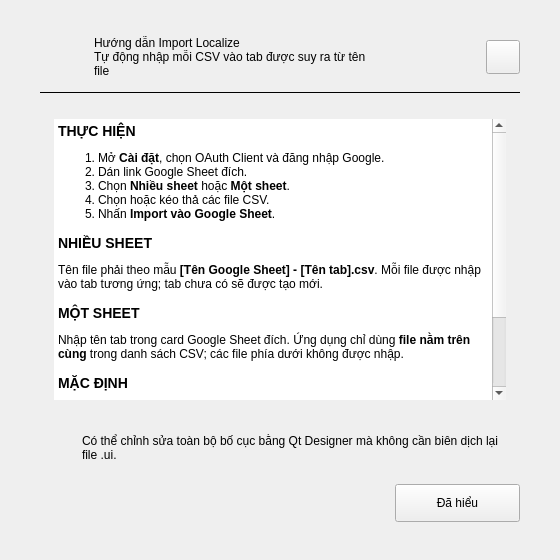
This is src/import_localize/ui/forms/help_dialog.ui in longnguy3n/Import-Localize as Qt 5 draws it before an edit. The edited form follows.
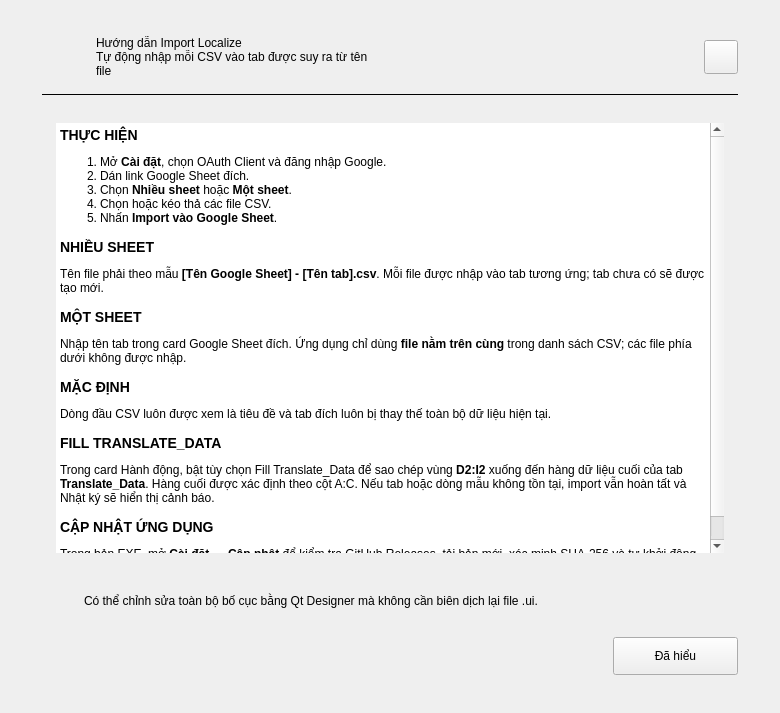
This is the edited form.

```diff
--- a/src/import_localize/ui/forms/help_dialog.ui
+++ b/src/import_localize/ui/forms/help_dialog.ui
@@ -6,8 +6,8 @@
    <rect>
     <x>0</x>
     <y>0</y>
-    <width>560</width>
-    <height>560</height>
+    <width>780</width>
+    <height>700</height>
    </rect>
   </property>
   <layout class="QVBoxLayout" name="outsideLayout">
@@ -30,16 +30,16 @@
     <widget class="QFrame" name="dialogCard">
      <layout class="QVBoxLayout" name="rootLayout">
       <property name="spacing">
-       <number>14</number>
+       <number>16</number>
       </property>
       <property name="leftMargin">
-       <number>22</number>
+       <number>24</number>
       </property>
       <property name="topMargin">
        <number>18</number>
       </property>
       <property name="rightMargin">
-       <number>22</number>
+       <number>24</number>
       </property>
       <property name="bottomMargin">
        <number>20</number>
@@ -168,8 +168,14 @@
          </property>
          <item>
           <widget class="QTextBrowser" name="helpTextBrowser">
+           <property name="minimumSize">
+            <size>
+             <width>0</width>
+             <height>430</height>
+            </size>
+           </property>
            <property name="html">
-            <string>&lt;h3&gt;THỰC HIỆN&lt;/h3&gt;&lt;ol&gt;&lt;li&gt;Mở &lt;b&gt;Cài đặt&lt;/b&gt;, chọn OAuth Client và đăng nhập Google.&lt;/li&gt;&lt;li&gt;Dán link Google Sheet đích.&lt;/li&gt;&lt;li&gt;Chọn &lt;b&gt;Nhiều sheet&lt;/b&gt; hoặc &lt;b&gt;Một sheet&lt;/b&gt;.&lt;/li&gt;&lt;li&gt;Chọn hoặc kéo thả các file CSV.&lt;/li&gt;&lt;li&gt;Nhấn &lt;b&gt;Import vào Google Sheet&lt;/b&gt;.&lt;/li&gt;&lt;/ol&gt;&lt;h3&gt;NHIỀU SHEET&lt;/h3&gt;&lt;p&gt;Tên file phải theo mẫu &lt;b&gt;[Tên Google Sheet] - [Tên tab].csv&lt;/b&gt;. Mỗi file được nhập vào tab tương ứng; tab chưa có sẽ được tạo mới.&lt;/p&gt;&lt;h3&gt;MỘT SHEET&lt;/h3&gt;&lt;p&gt;Nhập tên tab trong card Google Sheet đích. Ứng dụng chỉ dùng &lt;b&gt;file nằm trên cùng&lt;/b&gt; trong danh sách CSV; các file phía dưới không được nhập.&lt;/p&gt;&lt;h3&gt;MẶC ĐỊNH&lt;/h3&gt;&lt;p&gt;Dòng đầu CSV luôn được xem là tiêu đề và tab đích luôn bị thay thế toàn bộ dữ liệu hiện tại.&lt;/p&gt;&lt;h3&gt;CẬP NHẬT ỨNG DỤNG&lt;/h3&gt;&lt;p&gt;Trong bản EXE, mở &lt;b&gt;Cài đặt → Cập nhật&lt;/b&gt; để kiểm tra GitHub Releases, tải bản mới, xác minh SHA-256 và tự khởi động lại.&lt;/p&gt;</string>
+            <string>&lt;h3&gt;THỰC HIỆN&lt;/h3&gt;&lt;ol&gt;&lt;li&gt;Mở &lt;b&gt;Cài đặt&lt;/b&gt;, chọn OAuth Client và đăng nhập Google.&lt;/li&gt;&lt;li&gt;Dán link Google Sheet đích.&lt;/li&gt;&lt;li&gt;Chọn &lt;b&gt;Nhiều sheet&lt;/b&gt; hoặc &lt;b&gt;Một sheet&lt;/b&gt;.&lt;/li&gt;&lt;li&gt;Chọn hoặc kéo thả các file CSV.&lt;/li&gt;&lt;li&gt;Nhấn &lt;b&gt;Import vào Google Sheet&lt;/b&gt;.&lt;/li&gt;&lt;/ol&gt;&lt;h3&gt;NHIỀU SHEET&lt;/h3&gt;&lt;p&gt;Tên file phải theo mẫu &lt;b&gt;[Tên Google Sheet] - [Tên tab].csv&lt;/b&gt;. Mỗi file được nhập vào tab tương ứng; tab chưa có sẽ được tạo mới.&lt;/p&gt;&lt;h3&gt;MỘT SHEET&lt;/h3&gt;&lt;p&gt;Nhập tên tab trong card Google Sheet đích. Ứng dụng chỉ dùng &lt;b&gt;file nằm trên cùng&lt;/b&gt; trong danh sách CSV; các file phía dưới không được nhập.&lt;/p&gt;&lt;h3&gt;MẶC ĐỊNH&lt;/h3&gt;&lt;p&gt;Dòng đầu CSV luôn được xem là tiêu đề và tab đích luôn bị thay thế toàn bộ dữ liệu hiện tại.&lt;/p&gt;&lt;h3&gt;FILL TRANSLATE_DATA&lt;/h3&gt;&lt;p&gt;Trong card Hành động, bật tùy chọn Fill Translate_Data để sao chép vùng &lt;b&gt;D2:I2&lt;/b&gt; xuống đến hàng dữ liệu cuối của tab &lt;b&gt;Translate_Data&lt;/b&gt;. Hàng cuối được xác định theo cột A:C. Nếu tab hoặc dòng mẫu không tồn tại, import vẫn hoàn tất và Nhật ký sẽ hiển thị cảnh báo.&lt;/p&gt;&lt;h3&gt;CẬP NHẬT ỨNG DỤNG&lt;/h3&gt;&lt;p&gt;Trong bản EXE, mở &lt;b&gt;Cài đặt → Cập nhật&lt;/b&gt; để kiểm tra GitHub Releases, tải bản mới, xác minh SHA-256 và tự khởi động lại.&lt;/p&gt;</string>
            </property>
            <property name="openExternalLinks">
             <bool>true</bool>
```
